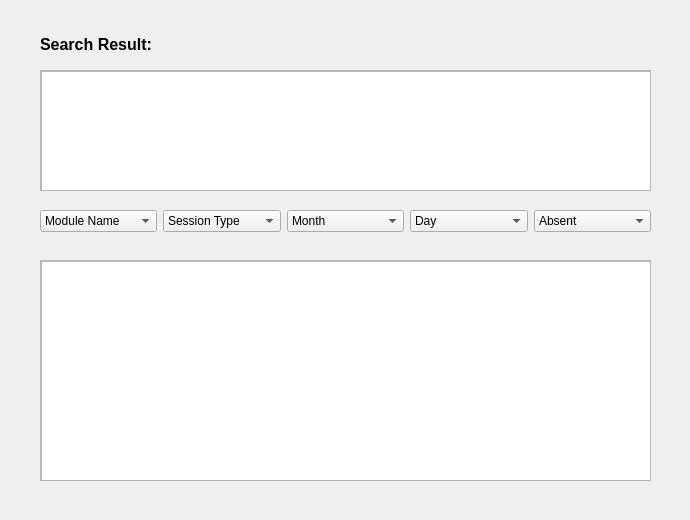
Qt form resources/UI_resources/studentInfo_frame1.ui (doddodod/GRP17) before a commit.
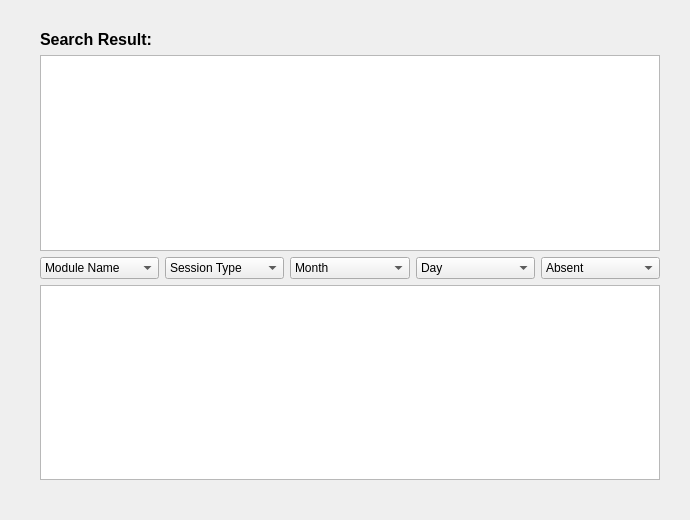
The same form after that commit.

```diff
--- a/resources/UI_resources/studentInfo_frame1.ui
+++ b/resources/UI_resources/studentInfo_frame1.ui
@@ -13,15 +13,24 @@
   <property name="windowTitle">
    <string>Frame</string>
   </property>
-  <widget class="QLabel" name="label">
-   <property name="geometry">
-    <rect>
-     <x>40</x>
-     <y>14</y>
-     <width>181</width>
-     <height>61</height>
-    </rect>
+  <layout class="QGridLayout" name="gridLayout">
+   <property name="leftMargin">
+    <number>40</number>
    </property>
+   <property name="topMargin">
+    <number>30</number>
+   </property>
+   <property name="rightMargin">
+    <number>30</number>
+   </property>
+   <property name="bottomMargin">
+    <number>40</number>
+   </property>
+   <item row="1" column="0">
+    <widget class="QTableView" name="tableView"/>
+   </item>
+   <item row="0" column="0">
+    <widget class="QLabel" name="frameName_TBS">
    <property name="font">
     <font>
      <pointsize>12</pointsize>
@@ -33,81 +42,8 @@
     <string>Search Result:</string>
    </property>
   </widget>
-  <widget class="QScrollArea" name="scrollArea">
-   <property name="geometry">
-    <rect>
-     <x>40</x>
-     <y>260</y>
-     <width>611</width>
-     <height>221</height>
-    </rect>
-   </property>
-   <property name="widgetResizable">
-    <bool>true</bool>
-   </property>
-   <widget class="QWidget" name="scrollAreaWidgetContents">
-    <property name="geometry">
-     <rect>
-      <x>0</x>
-      <y>0</y>
-      <width>609</width>
-      <height>219</height>
-     </rect>
-    </property>
-    <widget class="QListView" name="listView">
-     <property name="geometry">
-      <rect>
-       <x>0</x>
-       <y>0</y>
-       <width>621</width>
-       <height>231</height>
-      </rect>
-     </property>
-    </widget>
-   </widget>
-  </widget>
-  <widget class="QScrollArea" name="scrollArea_2">
-   <property name="geometry">
-    <rect>
-     <x>40</x>
-     <y>70</y>
-     <width>611</width>
-     <height>121</height>
-    </rect>
-   </property>
-   <property name="widgetResizable">
-    <bool>true</bool>
-   </property>
-   <widget class="QWidget" name="scrollAreaWidgetContents_2">
-    <property name="geometry">
-     <rect>
-      <x>0</x>
-      <y>0</y>
-      <width>609</width>
-      <height>119</height>
-     </rect>
-    </property>
-    <widget class="QTableView" name="tableView">
-     <property name="geometry">
-      <rect>
-       <x>0</x>
-       <y>0</y>
-       <width>611</width>
-       <height>121</height>
-      </rect>
-     </property>
-    </widget>
-   </widget>
-  </widget>
-  <widget class="QWidget" name="layoutWidget">
-   <property name="geometry">
-    <rect>
-     <x>40</x>
-     <y>210</y>
-     <width>611</width>
-     <height>23</height>
-    </rect>
-   </property>
+   </item>
+   <item row="2" column="0">
    <layout class="QHBoxLayout" name="horizontalLayout">
     <item>
      <widget class="QComboBox" name="comboBox">
@@ -175,7 +111,11 @@
      </widget>
     </item>
    </layout>
-  </widget>
+   </item>
+   <item row="3" column="0">
+    <widget class="QListView" name="listView"/>
+   </item>
+  </layout>
  </widget>
  <resources/>
  <connections/>
```
Lines whose indentation alone changed are shown as unchanged.
